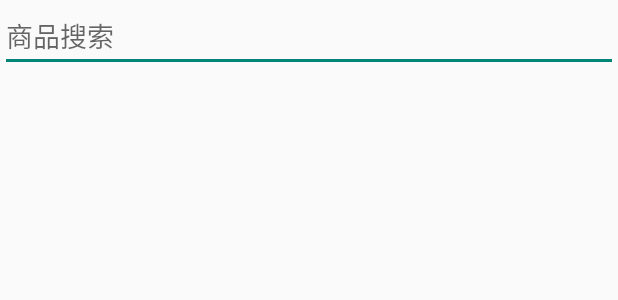
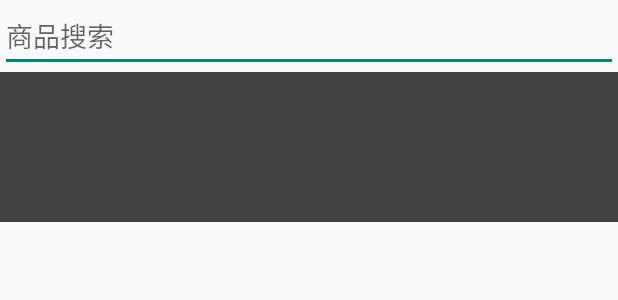
Before and after one commit to 981118/day10, an Android app: the layout fragment_blank.xml on its own in the app's theme, with its tools: preview values and no code run, on a phone screen of 412 x 824 dp. Shown: the top 300 px of the screen. Run offline under Robolectric (Android 15) with nearby library versions, the phone set to English and light mode, and no system bars.

Commit message:
第二次

```diff
--- a/app/build.gradle
+++ b/app/build.gradle
@@ -38,5 +38,7 @@ dependencies {
     androidTestImplementation 'androidx.test.ext:junit:1.1.2'
     androidTestImplementation 'androidx.test.espresso:espresso-core:3.3.0'
 
-    compile'com.android.support:design:25.1.0'
+
+    implementation 'com.github.bumptech.glide:glide:3.7.0'
+    implementation 'com.youth.banner:banner:1.4.10'
 }
--- a/app/src/main/res/layout/fragment_blank.xml
+++ b/app/src/main/res/layout/fragment_blank.xml
@@ -1,7 +1,8 @@
 <?xml version="1.0" encoding="utf-8"?>
-<FrameLayout xmlns:android="http://schemas.android.com/apk/res/android"
+<LinearLayout xmlns:android="http://schemas.android.com/apk/res/android"
     xmlns:tools="http://schemas.android.com/tools"
     android:layout_width="match_parent"
+    android:orientation="vertical"
     android:layout_height="match_parent"
     tools:context=".fargmnet.BlankFragment">
 
@@ -11,5 +12,10 @@
       android:hint="商品搜索"
       android:layout_width="match_parent"
       android:layout_height="wrap_content"/>
+    <androidx.recyclerview.widget.RecyclerView
+        android:id="@+id/rcv"
+        android:background="@color/cardview_dark_background"
+        android:layout_width="match_parent"
+        android:layout_height="100dp"/>
 
-</FrameLayout>
+</LinearLayout>
```
Also changed, not shown: app/src/main/java/com/example/day10/fargmnet/BlankFragment.java (+32 -1 lines), app/src/main/java/com/example/day10/fargmnet/MyRcvAdapter.java (added, +60 -0 lines), app/src/main/res/layout/ban.xml (added, +9 -0 lines), app/src/main/res/drawable/tu2.png (added), app/src/main/res/drawable/tu5.png (added).
